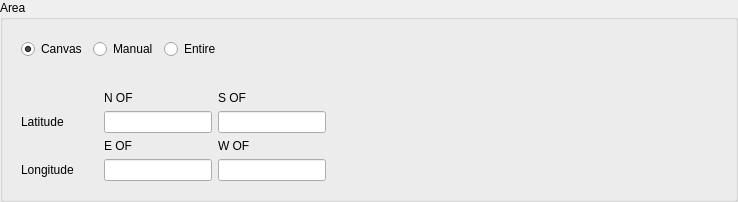
The window that tafor/components/ui/sigmet_area.ui (up1and/tafor) describes before a commit, drawn with Qt 5.
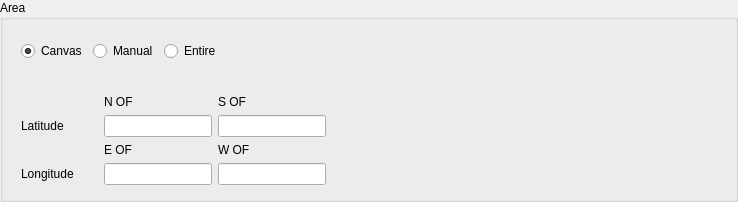
The same window after the commit.

```diff
--- a/tafor/components/ui/sigmet_area.ui
+++ b/tafor/components/ui/sigmet_area.ui
@@ -32,6 +32,9 @@
       <string>Area</string>
      </property>
      <layout class="QVBoxLayout" name="areaLayout">
+      <property name="bottomMargin">
+       <number>5</number>
+      </property>
       <item>
        <widget class="QWidget" name="changeAreaWidget" native="true">
         <layout class="QHBoxLayout" name="changeAreaLayout">
```
